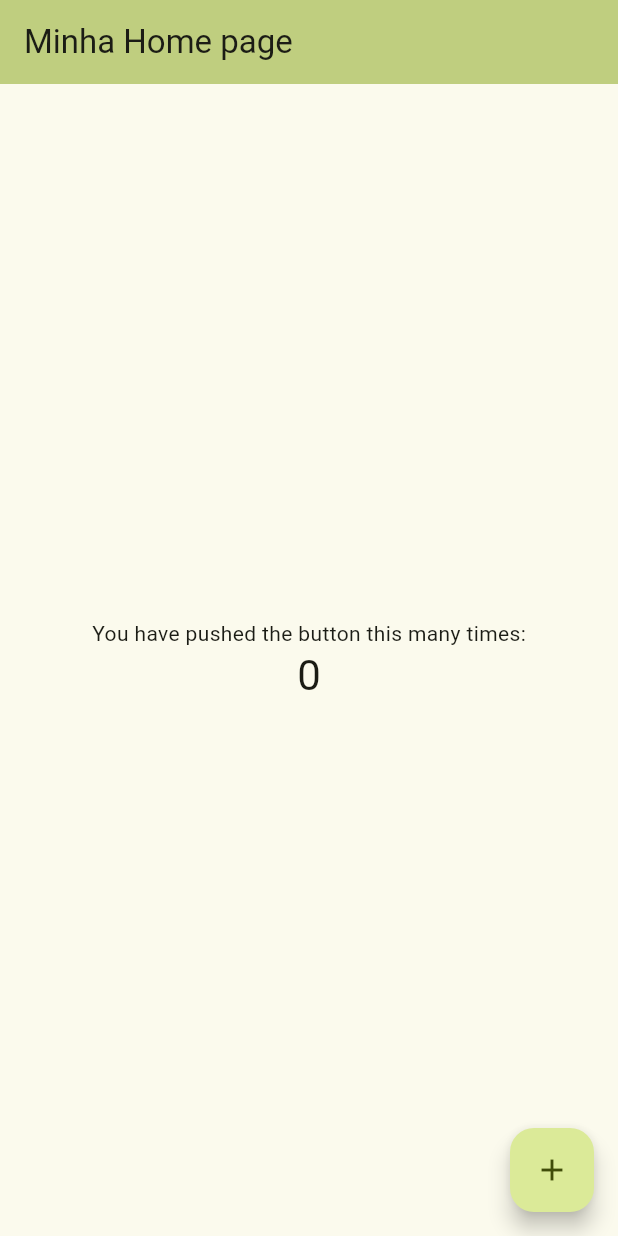
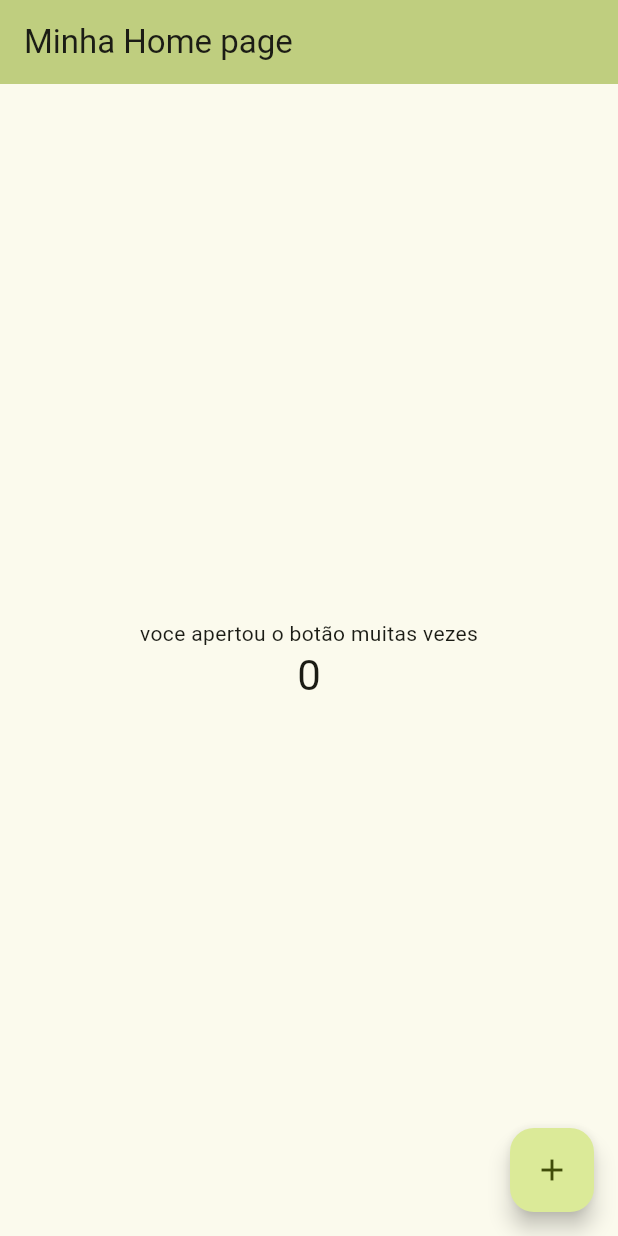
Before and after one commit to VidaRealDoKim/AtividadeEntregaFlutter, a Flutter app: the screen it shows after launch, on a phone screen of 412 x 824 dp. Run offline on Flutter 3.47's test engine with Material 3 defaults, Android fonts, the phone set to English and light mode, and no system bars.

Commit message:
meu segundo commit

```diff
--- a/lib/main.dart
+++ b/lib/main.dart
@@ -66,7 +66,7 @@ class _MyHomePageState extends State<MyHomePage> {
           mainAxisAlignment: MainAxisAlignment.center, // Alinha verticalmente ao centro
           children: <Widget>[
             // Texto fixo explicando a funcionalidade
-            const Text('You have pushed the button this many times:'),
+            const Text('voce apertou o botão muitas vezes'),
 
             // Texto dinâmico que mostra o valor atual do contador
             Text(
```
